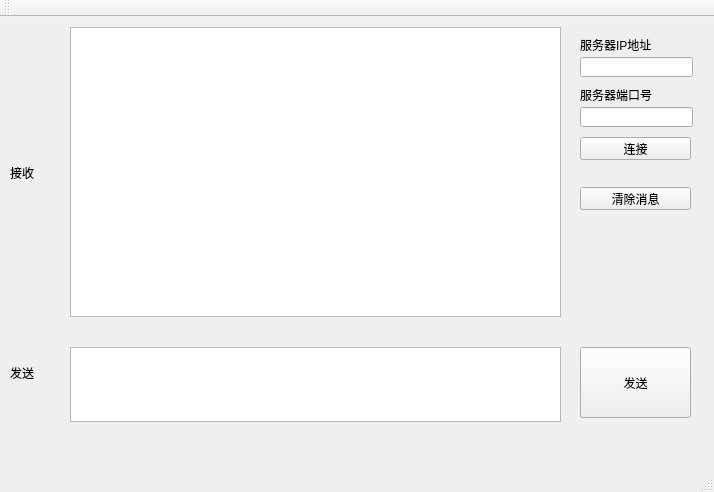
The window that src/client/TcpClient/mytcpclient.ui (WuliYongShun/SimpleTCPCommDemo) describes before a commit, drawn with Qt 5.
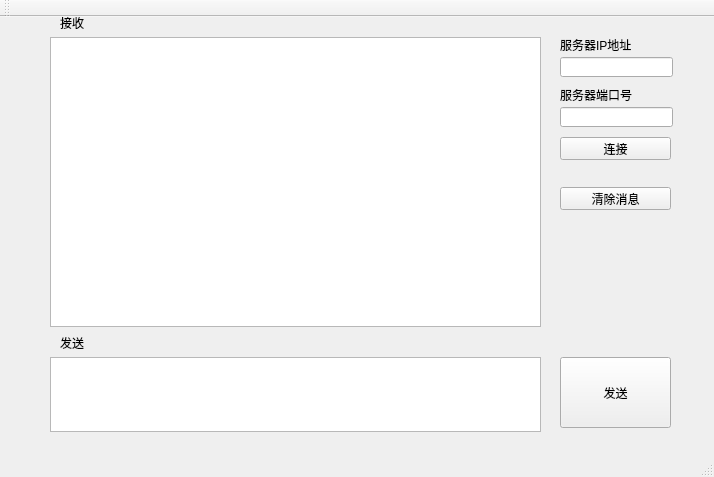
The same window after the commit.

Patch:
```diff
--- a/src/client/TcpClient/mytcpclient.ui
+++ b/src/client/TcpClient/mytcpclient.ui
@@ -7,7 +7,7 @@
     <x>0</x>
     <y>0</y>
     <width>714</width>
-    <height>492</height>
+    <height>477</height>
    </rect>
   </property>
   <property name="windowTitle">
@@ -17,8 +17,8 @@
    <widget class="QLabel" name="label_2">
     <property name="geometry">
      <rect>
-      <x>10</x>
-      <y>350</y>
+      <x>60</x>
+      <y>320</y>
       <width>54</width>
       <height>12</height>
      </rect>
@@ -30,7 +30,7 @@
    <widget class="QLineEdit" name="edtIP">
     <property name="geometry">
      <rect>
-      <x>580</x>
+      <x>560</x>
       <y>40</y>
       <width>113</width>
       <height>20</height>
@@ -40,7 +40,7 @@
    <widget class="QLabel" name="label_3">
     <property name="geometry">
      <rect>
-      <x>580</x>
+      <x>560</x>
       <y>20</y>
       <width>91</width>
       <height>16</height>
@@ -53,7 +53,7 @@
    <widget class="QLabel" name="label_4">
     <property name="geometry">
      <rect>
-      <x>580</x>
+      <x>560</x>
       <y>70</y>
       <width>91</width>
       <height>16</height>
@@ -66,7 +66,7 @@
    <widget class="QLineEdit" name="edtPort">
     <property name="geometry">
      <rect>
-      <x>580</x>
+      <x>560</x>
       <y>90</y>
       <width>113</width>
       <height>20</height>
@@ -76,8 +76,8 @@
    <widget class="QPushButton" name="btnSend">
     <property name="geometry">
      <rect>
-      <x>580</x>
-      <y>330</y>
+      <x>560</x>
+      <y>340</y>
       <width>111</width>
       <height>71</height>
      </rect>
@@ -89,7 +89,7 @@
    <widget class="QPushButton" name="btnConnect">
     <property name="geometry">
      <rect>
-      <x>580</x>
+      <x>560</x>
       <y>120</y>
       <width>111</width>
       <height>23</height>
@@ -102,8 +102,8 @@
    <widget class="QTextEdit" name="edtSend">
     <property name="geometry">
      <rect>
-      <x>70</x>
-      <y>330</y>
+      <x>50</x>
+      <y>340</y>
       <width>491</width>
       <height>75</height>
      </rect>
@@ -124,8 +124,8 @@
    <widget class="QTextEdit" name="edtRecv">
     <property name="geometry">
      <rect>
-      <x>70</x>
-      <y>10</y>
+      <x>50</x>
+      <y>20</y>
       <width>491</width>
       <height>290</height>
      </rect>
@@ -143,8 +143,8 @@
    <widget class="QLabel" name="label_5">
     <property name="geometry">
      <rect>
-      <x>10</x>
-      <y>150</y>
+      <x>60</x>
+      <y>0</y>
       <width>54</width>
       <height>12</height>
      </rect>
@@ -156,7 +156,7 @@
    <widget class="QPushButton" name="btnClear">
     <property name="geometry">
      <rect>
-      <x>580</x>
+      <x>560</x>
       <y>170</y>
       <width>111</width>
       <height>23</height>
```
